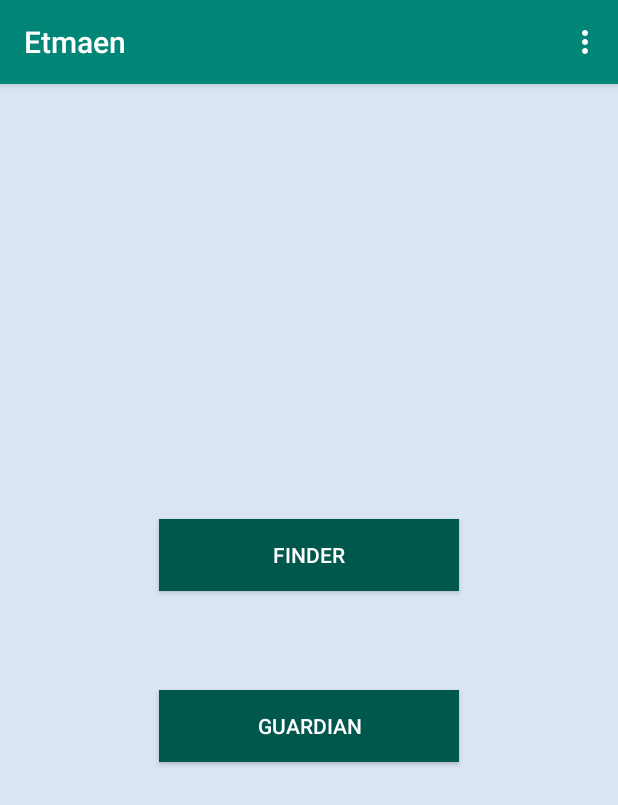
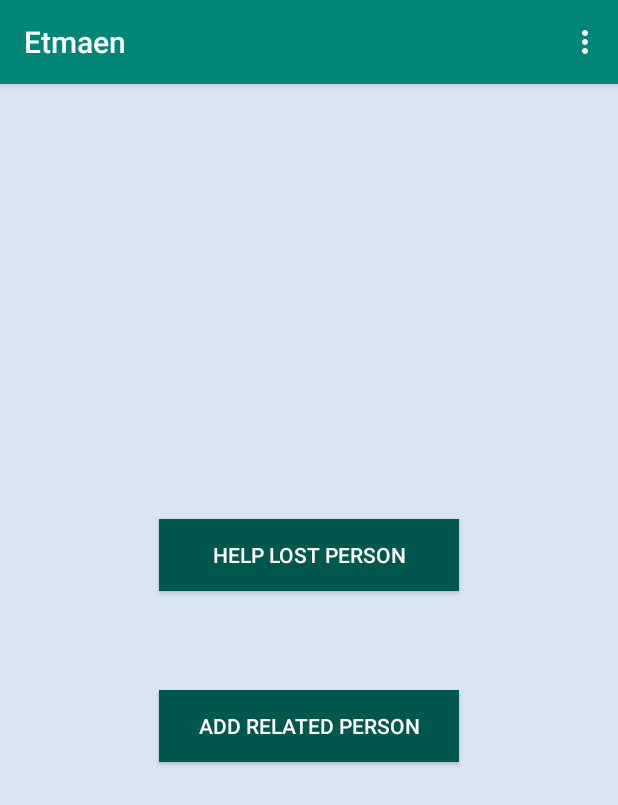
Before and after one commit to msk1428/ETMAEN_G7, an Android app: the screen it shows after launch (MainActivity), on a phone screen of 412 x 824 dp. Shown: the top 805 px of the screen. Run offline under Robolectric (Android 15) with nearby library versions, the light colour scheme and no system bars; our stand-ins replace ButterKnife.

Commit message:
last edit

```diff
--- a/app/src/main/java/com/g7/mn/etmaen_g7/VerifyActivity.java
+++ b/app/src/main/java/com/g7/mn/etmaen_g7/VerifyActivity.java
@@ -442,7 +442,7 @@ public class VerifyActivity extends AppCompatActivity implements View.OnClickLis
     private void launchImagePicker() {
 
         new MaterialDialog.Builder(this)
-                .title("Set your image")
+                .title(R.string.uploadImages)
                 .items(uploadImages)
                 .itemsIds(itemIds)
                 .itemsCallback((dialog, view, which, text) -> {
--- a/app/src/main/res/layout/activity_main.xml
+++ b/app/src/main/res/layout/activity_main.xml
@@ -11,7 +11,7 @@
         android:id="@+id/verify_person"
         android:layout_width="200dp"
         android:layout_height="wrap_content"
-        android:text="@string/finder"
+        android:text="@string/verify"
         android:background="@color/colorPrimaryDark"
         app:layout_constraintBottom_toBottomOf="parent"
         app:layout_constraintLeft_toLeftOf="parent"
--- a/app/src/main/res/layout/add_face_layout.xml
+++ b/app/src/main/res/layout/add_face_layout.xml
@@ -36,7 +36,7 @@
                     android:layout_height="wrap_content"
                     android:layout_centerInParent="true"
                     app:srcCompat="@drawable/ic_add_a_photo_black_24dp" />
-            </RelativeLayout>
+            </RelativeLayout >
 
             <LinearLayout
                 android:id="@+id/form"
@@ -62,15 +62,15 @@
                         android:inputType="text"
                         android:digits="abcdefghijklmnopqrstuvwxyzABCDEFGHIJKLMNOPQRSTUVWXYZ أبتثجحخدذرزسشصضطظعغقفكلمنهوياىةءئ"
                         android:hint="@string/full_name" />
-                </android.support.design.widget.TextInputLayout>
                     <TextView
                         android:layout_width="wrap_content"
                         android:layout_height="wrap_content"
                         android:padding="10dp"
-                    android:text="@string/guardian"
+                        android:text="@string/guardian1"
                         android:textStyle="bold"
                         android:textSize="16sp"
                         android:textColor="@color/black"/>
+                </android.support.design.widget.TextInputLayout>
 
                 <android.support.design.widget.TextInputLayout
                     android:id="@+id/contact_number"
--- a/app/src/main/res/values/strings.xml
+++ b/app/src/main/res/values/strings.xml
@@ -4,8 +4,8 @@
     <string name="contact_number" translatable="true">Contact phone number 9665########</string>
     <string name="upload" translatable="true">Upload</string>
     <string name="classification" translatable="true">Lost Persons List</string>
-    <string name="finder" translatable="true">Finder</string>
-    <string name="guardian" translatable="true">Guardian</string>
+    <string name="guardian1" translatable="true"> Guardian</string>
+    <string name="guardian" translatable="true">Add Related Person</string>
     <string name="verify" translatable="true">Help Lost Person</string>
     <string name="add_face" translatable="true">New Registration</string>
     <string name="error_name" translatable="true">Length name is required between 2 to 20</string>
@@ -61,6 +61,8 @@
     <string name="pref_header_about" translatable="true">Develop By</string>
     <string name="title_version" translatable="true">Version</string>
     <string name="app_version" translatable="true">1.0</string>
+    <string name="app_description" translatable="true">Description</string>
+
 
     <string name="location_update" translatable="true">Started location updates!</string>
     <string name="error_location" translatable="true">Location settings are inadequate, and cannot be fixed here. Fix in Settings.</string>
--- a/app/src/main/res/xml/pref_main.xml
+++ b/app/src/main/res/xml/pref_main.xml
@@ -3,7 +3,7 @@
 
     <Preference
         android:icon="@drawable/ic_action_describt"
-        android:title="Description"/>
+        android:title="@string/app_description"/>
         <Preference
             android:selectable="false"
             android:summary="@string/description" />
```
Also changed, not shown: 1 other file. Lines whose indentation alone changed are shown as unchanged.
